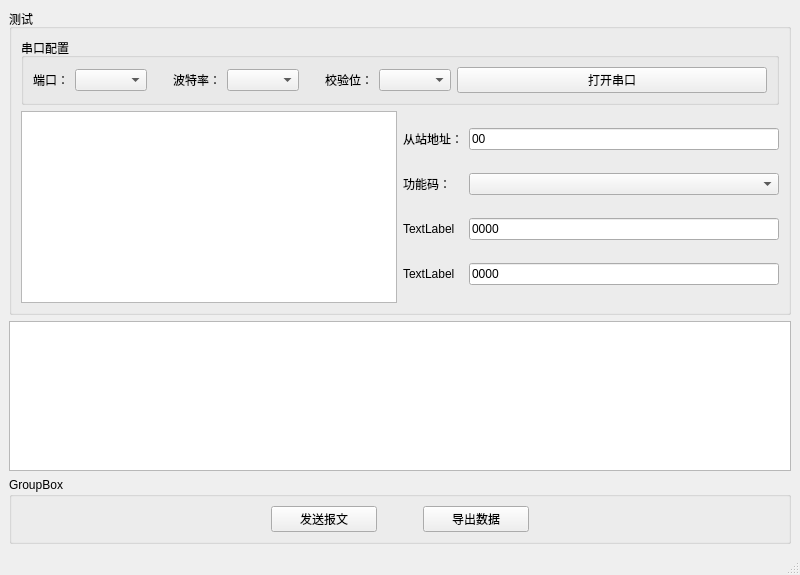
The window that mainwindow.ui (LysanderT/Modbus-Client-App) describes before a commit, drawn with Qt 5.
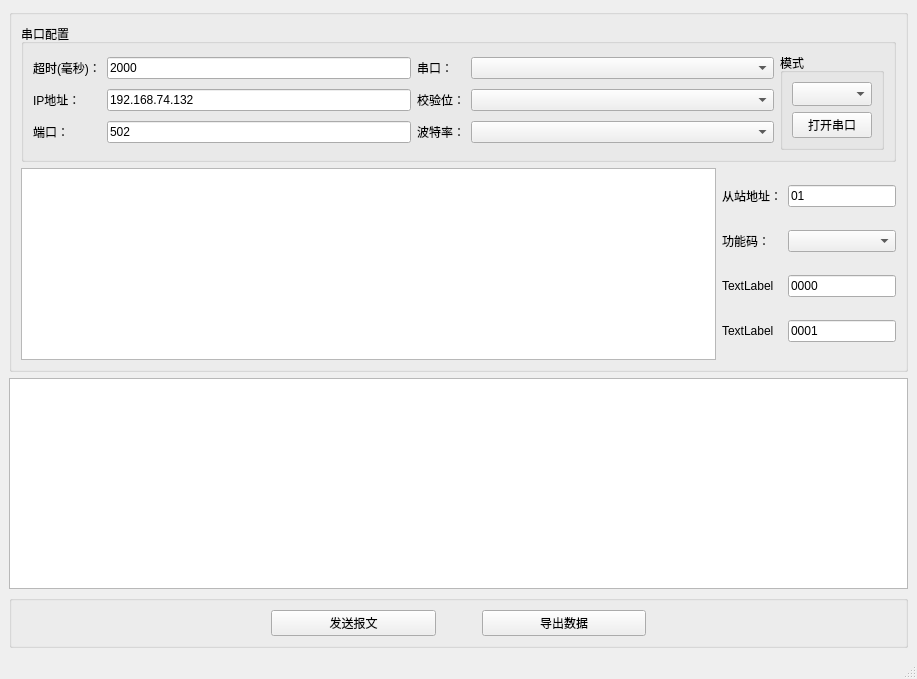
The same window after the commit.

Commit message: add tcp mode

The edit to the form file:
```diff
--- a/mainwindow.ui
+++ b/mainwindow.ui
@@ -6,19 +6,148 @@
    <rect>
     <x>0</x>
     <y>0</y>
-    <width>800</width>
-    <height>537</height>
+    <width>917</width>
+    <height>679</height>
    </rect>
   </property>
+  <property name="sizePolicy">
+   <sizepolicy hsizetype="Minimum" vsizetype="Preferred">
+    <horstretch>0</horstretch>
+    <verstretch>0</verstretch>
+   </sizepolicy>
+  </property>
   <property name="windowTitle">
    <string>MainWindow</string>
   </property>
   <widget class="QWidget" name="centralwidget">
    <layout class="QGridLayout" name="gridLayout">
+    <item row="5" column="2">
+     <widget class="QTableView" name="tableView">
+      <property name="sizePolicy">
+       <sizepolicy hsizetype="Expanding" vsizetype="Preferred">
+        <horstretch>0</horstretch>
+        <verstretch>0</verstretch>
+       </sizepolicy>
+      </property>
+      <property name="minimumSize">
+       <size>
+        <width>0</width>
+        <height>150</height>
+       </size>
+      </property>
+      <property name="verticalScrollBarPolicy">
+       <enum>Qt::ScrollBarAsNeeded</enum>
+      </property>
+      <property name="sizeAdjustPolicy">
+       <enum>QAbstractScrollArea::AdjustToContents</enum>
+      </property>
+      <property name="textElideMode">
+       <enum>Qt::ElideMiddle</enum>
+      </property>
+     </widget>
+    </item>
+    <item row="7" column="2">
+     <widget class="QGroupBox" name="groupBox_4">
+      <property name="sizePolicy">
+       <sizepolicy hsizetype="MinimumExpanding" vsizetype="Fixed">
+        <horstretch>0</horstretch>
+        <verstretch>0</verstretch>
+       </sizepolicy>
+      </property>
+      <property name="title">
+       <string/>
+      </property>
+      <layout class="QHBoxLayout" name="horizontalLayout_4">
+       <item>
+        <spacer name="horizontalSpacer_2">
+         <property name="orientation">
+          <enum>Qt::Horizontal</enum>
+         </property>
+         <property name="sizeType">
+          <enum>QSizePolicy::Fixed</enum>
+         </property>
+         <property name="sizeHint" stdset="0">
+          <size>
+           <width>250</width>
+           <height>20</height>
+          </size>
+         </property>
+        </spacer>
+       </item>
+       <item>
+        <widget class="QPushButton" name="ModbusButton">
+         <property name="sizePolicy">
+          <sizepolicy hsizetype="Preferred" vsizetype="Fixed">
+           <horstretch>0</horstretch>
+           <verstretch>0</verstretch>
+          </sizepolicy>
+         </property>
+         <property name="text">
+          <string>发送报文</string>
+         </property>
+        </widget>
+       </item>
+       <item>
+        <spacer name="horizontalSpacer">
+         <property name="orientation">
+          <enum>Qt::Horizontal</enum>
+         </property>
+         <property name="sizeType">
+          <enum>QSizePolicy::Fixed</enum>
+         </property>
+         <property name="sizeHint" stdset="0">
+          <size>
+           <width>40</width>
+           <height>20</height>
+          </size>
+         </property>
+        </spacer>
+       </item>
+       <item>
+        <widget class="QPushButton" name="DataButton">
+         <property name="sizePolicy">
+          <sizepolicy hsizetype="Preferred" vsizetype="Fixed">
+           <horstretch>0</horstretch>
+           <verstretch>0</verstretch>
+          </sizepolicy>
+         </property>
+         <property name="text">
+          <string>导出数据</string>
+         </property>
+         <property name="autoDefault">
+          <bool>false</bool>
+         </property>
+         <property name="default">
+          <bool>false</bool>
+         </property>
+         <property name="flat">
+          <bool>false</bool>
+         </property>
+        </widget>
+       </item>
+       <item>
+        <spacer name="horizontalSpacer_3">
+         <property name="orientation">
+          <enum>Qt::Horizontal</enum>
+         </property>
+         <property name="sizeType">
+          <enum>QSizePolicy::Fixed</enum>
+         </property>
+         <property name="sizeHint" stdset="0">
+          <size>
+           <width>250</width>
+           <height>20</height>
+          </size>
+         </property>
+        </spacer>
+       </item>
+      </layout>
+     </widget>
+    </item>
     <item row="1" column="2">
      <widget class="QGroupBox" name="groupBox_2">
       <property name="title">
-       <string>测试</string>
+       <string/>
       </property>
       <layout class="QGridLayout" name="gridLayout_2">
        <item row="1" column="0" colspan="2">
@@ -26,23 +155,54 @@
          <property name="title">
           <string>串口配置</string>
          </property>
-         <layout class="QHBoxLayout" name="horizontalLayout_3">
-          <item>
-           <layout class="QHBoxLayout" name="horizontalLayout_2">
-            <item>
-             <widget class="QLabel" name="label_1">
-              <property name="sizePolicy">
-               <sizepolicy hsizetype="Fixed" vsizetype="Fixed">
-                <horstretch>0</horstretch>
-                <verstretch>0</verstretch>
-               </sizepolicy>
-              </property>
-              <property name="text">
-               <string>端口：</string>
-              </property>
-             </widget>
-            </item>
-            <item>
+         <layout class="QGridLayout" name="gridLayout_3">
+          <item row="0" column="1">
+           <widget class="QGroupBox" name="groupBox_3">
+            <property name="sizePolicy">
+             <sizepolicy hsizetype="Maximum" vsizetype="Preferred">
+              <horstretch>0</horstretch>
+              <verstretch>0</verstretch>
+             </sizepolicy>
+            </property>
+            <property name="title">
+             <string>模式</string>
+            </property>
+            <layout class="QVBoxLayout" name="verticalLayout_2">
+             <item>
+              <widget class="QComboBox" name="comboBox_mode">
+               <property name="sizePolicy">
+                <sizepolicy hsizetype="Preferred" vsizetype="Fixed">
+                 <horstretch>0</horstretch>
+                 <verstretch>0</verstretch>
+                </sizepolicy>
+               </property>
+               <property name="sizeAdjustPolicy">
+                <enum>QComboBox::AdjustToMinimumContentsLengthWithIcon</enum>
+               </property>
+              </widget>
+             </item>
+             <item>
+              <widget class="QPushButton" name="PortButton">
+               <property name="sizePolicy">
+                <sizepolicy hsizetype="Fixed" vsizetype="Fixed">
+                 <horstretch>0</horstretch>
+                 <verstretch>0</verstretch>
+                </sizepolicy>
+               </property>
+               <property name="text">
+                <string>打开串口</string>
+               </property>
+              </widget>
+             </item>
+            </layout>
+           </widget>
+          </item>
+          <item row="0" column="0">
+           <layout class="QGridLayout" name="gridLayout_4">
+            <property name="sizeConstraint">
+             <enum>QLayout::SetDefaultConstraint</enum>
+            </property>
+            <item row="0" column="3">
              <widget class="QComboBox" name="comboBox_port">
               <property name="sizeAdjustPolicy">
                <enum>QComboBox::AdjustToContentsOnFirstShow</enum>
@@ -55,59 +215,14 @@
               </property>
              </widget>
             </item>
-            <item>
-             <spacer name="horizontalSpacer_4">
-              <property name="orientation">
-               <enum>Qt::Horizontal</enum>
-              </property>
-              <property name="sizeType">
-               <enum>QSizePolicy::Minimum</enum>
-              </property>
-              <property name="sizeHint" stdset="0">
-               <size>
-                <width>20</width>
-                <height>20</height>
-               </size>
-              </property>
-             </spacer>
-            </item>
-            <item>
-             <widget class="QLabel" name="label_2">
-              <property name="sizePolicy">
-               <sizepolicy hsizetype="Fixed" vsizetype="Fixed">
-                <horstretch>0</horstretch>
-                <verstretch>0</verstretch>
-               </sizepolicy>
-              </property>
+            <item row="2" column="0">
+             <widget class="QLabel" name="label_7">
               <property name="text">
-               <string>波特率：</string>
+               <string>端口：</string>
               </property>
              </widget>
             </item>
-            <item>
-             <widget class="QComboBox" name="comboBox_baudRate">
-              <property name="sizeAdjustPolicy">
-               <enum>QComboBox::AdjustToContentsOnFirstShow</enum>
-              </property>
-             </widget>
-            </item>
-            <item>
-             <spacer name="horizontalSpacer_5">
-              <property name="orientation">
-               <enum>Qt::Horizontal</enum>
-              </property>
-              <property name="sizeType">
-               <enum>QSizePolicy::Minimum</enum>
-              </property>
-              <property name="sizeHint" stdset="0">
-               <size>
-                <width>20</width>
-                <height>20</height>
-               </size>
-              </property>
-             </spacer>
-            </item>
-            <item>
+            <item row="1" column="2">
              <widget class="QLabel" name="label_3">
               <property name="sizePolicy">
                <sizepolicy hsizetype="Fixed" vsizetype="Fixed">
@@ -120,44 +235,108 @@
               </property>
              </widget>
             </item>
-            <item>
+            <item row="2" column="3">
+             <widget class="QComboBox" name="comboBox_baudRate">
+              <property name="sizeAdjustPolicy">
+               <enum>QComboBox::AdjustToContentsOnFirstShow</enum>
+              </property>
+             </widget>
+            </item>
+            <item row="1" column="0">
+             <widget class="QLabel" name="label_6">
+              <property name="text">
+               <string>IP地址：</string>
+              </property>
+             </widget>
+            </item>
+            <item row="1" column="3">
              <widget class="QComboBox" name="comboBox_parity"/>
             </item>
+            <item row="2" column="2">
+             <widget class="QLabel" name="label_2">
+              <property name="sizePolicy">
+               <sizepolicy hsizetype="Fixed" vsizetype="Fixed">
+                <horstretch>0</horstretch>
+                <verstretch>0</verstretch>
+               </sizepolicy>
+              </property>
+              <property name="text">
+               <string>波特率：</string>
+              </property>
+             </widget>
+            </item>
+            <item row="1" column="1">
+             <widget class="QLineEdit" name="lineEdit_address">
+              <property name="sizePolicy">
+               <sizepolicy hsizetype="Preferred" vsizetype="Fixed">
+                <horstretch>0</horstretch>
+                <verstretch>0</verstretch>
+               </sizepolicy>
+              </property>
+              <property name="text">
+               <string>192.168.74.132</string>
+              </property>
+             </widget>
+            </item>
+            <item row="0" column="2">
+             <widget class="QLabel" name="label_1">
+              <property name="sizePolicy">
+               <sizepolicy hsizetype="Fixed" vsizetype="Fixed">
+                <horstretch>0</horstretch>
+                <verstretch>0</verstretch>
+               </sizepolicy>
+              </property>
+              <property name="text">
+               <string>串口：</string>
+              </property>
+             </widget>
+            </item>
+            <item row="2" column="1">
+             <widget class="QLineEdit" name="lineEdit_port">
+              <property name="sizePolicy">
+               <sizepolicy hsizetype="Preferred" vsizetype="Fixed">
+                <horstretch>0</horstretch>
+                <verstretch>0</verstretch>
+               </sizepolicy>
+              </property>
+              <property name="text">
+               <string>502</string>
+              </property>
+             </widget>
+            </item>
+            <item row="0" column="0">
+             <widget class="QLabel" name="label_5">
+              <property name="sizePolicy">
+               <sizepolicy hsizetype="Fixed" vsizetype="Fixed">
+                <horstretch>0</horstretch>
+                <verstretch>0</verstretch>
+               </sizepolicy>
+              </property>
+              <property name="text">
+               <string>超时(毫秒)：</string>
+              </property>
+             </widget>
+            </item>
+            <item row="0" column="1">
+             <widget class="QLineEdit" name="lineEdit_delay">
+              <property name="sizePolicy">
+               <sizepolicy hsizetype="Preferred" vsizetype="Fixed">
+                <horstretch>0</horstretch>
+                <verstretch>0</verstretch>
+               </sizepolicy>
+              </property>
+              <property name="text">
+               <string>2000</string>
+              </property>
+             </widget>
+            </item>
            </layout>
           </item>
-          <item>
-           <widget class="QPushButton" name="PortButton">
-            <property name="text">
-             <string>打开串口</string>
-            </property>
-           </widget>
-          </item>
          </layout>
         </widget>
        </item>
        <item row="2" column="1">
-        <layout class="QGridLayout" name="gridLayout_3">
-         <item row="0" column="0">
-          <widget class="QLabel" name="label">
-           <property name="text">
-            <string>从站地址：</string>
-           </property>
-          </widget>
-         </item>
-         <item row="0" column="1">
-          <widget class="QLineEdit" name="lineEdit_slave">
-           <property name="text">
-            <string>00</string>
-           </property>
-          </widget>
-         </item>
-         <item row="1" column="0">
-          <widget class="QLabel" name="label_4">
-           <property name="text">
-            <string>功能码：</string>
-           </property>
-          </widget>
-         </item>
+        <layout class="QGridLayout" name="continuous_address">
          <item row="1" column="1">
           <widget class="QComboBox" name="comboBox_func">
            <property name="sizeAdjustPolicy">
@@ -165,15 +344,53 @@
            </property>
           </widget>
          </item>
+         <item row="3" column="1">
+          <widget class="QLineEdit" name="lineEdit_y">
+           <property name="sizePolicy">
+            <sizepolicy hsizetype="Preferred" vsizetype="Fixed">
+             <horstretch>0</horstretch>
+             <verstretch>0</verstretch>
+            </sizepolicy>
+           </property>
+           <property name="text">
+            <string>0001</string>
+           </property>
+          </widget>
+         </item>
          <item row="2" column="0">
           <widget class="QLabel" name="label_x">
+           <property name="sizePolicy">
+            <sizepolicy hsizetype="Fixed" vsizetype="Preferred">
+             <horstretch>0</horstretch>
+             <verstretch>0</verstretch>
+            </sizepolicy>
+           </property>
            <property name="text">
             <string>TextLabel</string>
            </property>
           </widget>
          </item>
+         <item row="1" column="0">
+          <widget class="QLabel" name="label_4">
+           <property name="sizePolicy">
+            <sizepolicy hsizetype="Fixed" vsizetype="Preferred">
+             <horstretch>0</horstretch>
+             <verstretch>0</verstretch>
+            </sizepolicy>
+           </property>
+           <property name="text">
+            <string>功能码：</string>
+           </property>
+          </widget>
+         </item>
          <item row="2" column="1">
           <widget class="QLineEdit" name="lineEdit_x">
+           <property name="sizePolicy">
+            <sizepolicy hsizetype="Preferred" vsizetype="Fixed">
+             <horstretch>0</horstretch>
+             <verstretch>0</verstretch>
+            </sizepolicy>
+           </property>
            <property name="text">
             <string>0000</string>
            </property>
@@ -181,15 +398,40 @@
          </item>
          <item row="3" column="0">
           <widget class="QLabel" name="label_y">
+           <property name="sizePolicy">
+            <sizepolicy hsizetype="Fixed" vsizetype="Preferred">
+             <horstretch>0</horstretch>
+             <verstretch>0</verstretch>
+            </sizepolicy>
+           </property>
            <property name="text">
             <string>TextLabel</string>
            </property>
           </widget>
          </item>
-         <item row="3" column="1">
-          <widget class="QLineEdit" name="lineEdit_y">
+         <item row="0" column="1">
+          <widget class="QLineEdit" name="lineEdit_slave">
+           <property name="sizePolicy">
+            <sizepolicy hsizetype="Fixed" vsizetype="Fixed">
+             <horstretch>0</horstretch>
+             <verstretch>0</verstretch>
+            </sizepolicy>
+           </property>
            <property name="text">
-            <string>0000</string>
+            <string>01</string>
+           </property>
+          </widget>
+         </item>
+         <item row="0" column="0">
+          <widget class="QLabel" name="label">
+           <property name="sizePolicy">
+            <sizepolicy hsizetype="Fixed" vsizetype="Preferred">
+             <horstretch>0</horstretch>
+             <verstretch>0</verstretch>
+            </sizepolicy>
+           </property>
+           <property name="text">
+            <string>从站地址：</string>
            </property>
           </widget>
          </item>
@@ -214,129 +456,6 @@
       </layout>
      </widget>
     </item>
-    <item row="7" column="2">
-     <widget class="QGroupBox" name="groupBox_4">
-      <property name="sizePolicy">
-       <sizepolicy hsizetype="MinimumExpanding" vsizetype="Fixed">
-        <horstretch>0</horstretch>
-        <verstretch>0</verstretch>
-       </sizepolicy>
-      </property>
-      <property name="title">
-       <string>GroupBox</string>
-      </property>
-      <layout class="QHBoxLayout" name="horizontalLayout_4">
-       <item>
-        <spacer name="horizontalSpacer_2">
-         <property name="orientation">
-          <enum>Qt::Horizontal</enum>
-         </property>
-         <property name="sizeType">
-          <enum>QSizePolicy::Fixed</enum>
-         </property>
-         <property name="sizeHint" stdset="0">
-          <size>
-           <width>250</width>
-           <height>20</height>
-          </size>
-         </property>
-        </spacer>
-       </item>
-       <item>
-        <widget class="QPushButton" name="ModbusButton">
-         <property name="sizePolicy">
-          <sizepolicy hsizetype="Preferred" vsizetype="Fixed">
-           <horstretch>0</horstretch>
-           <verstretch>0</verstretch>
-          </sizepolicy>
-         </property>
-         <property name="text">
-          <string>发送报文</string>
-         </property>
-        </widget>
-       </item>
-       <item>
-        <spacer name="horizontalSpacer">
-         <property name="orientation">
-          <enum>Qt::Horizontal</enum>
-         </property>
-         <property name="sizeType">
-          <enum>QSizePolicy::Fixed</enum>
-         </property>
-         <property name="sizeHint" stdset="0">
-          <size>
-           <width>40</width>
-           <height>20</height>
-          </size>
-         </property>
-        </spacer>
-       </item>
-       <item>
-        <widget class="QPushButton" name="DataButton">
-         <property name="sizePolicy">
-          <sizepolicy hsizetype="Preferred" vsizetype="Fixed">
-           <horstretch>0</horstretch>
-           <verstretch>0</verstretch>
-          </sizepolicy>
-         </property>
-         <property name="text">
-          <string>导出数据</string>
-         </property>
-         <property name="autoDefault">
-          <bool>false</bool>
-         </property>
-         <property name="default">
-          <bool>false</bool>
-         </property>
-         <property name="flat">
-          <bool>false</bool>
-         </property>
-        </widget>
-       </item>
-       <item>
-        <spacer name="horizontalSpacer_3">
-         <property name="orientation">
-          <enum>Qt::Horizontal</enum>
-         </property>
-         <property name="sizeType">
-          <enum>QSizePolicy::Fixed</enum>
-         </property>
-         <property name="sizeHint" stdset="0">
-          <size>
-           <width>250</width>
-           <height>20</height>
-          </size>
-         </property>
-        </spacer>
-       </item>
-      </layout>
-     </widget>
-    </item>
-    <item row="5" column="2">
-     <widget class="QTableView" name="tableView">
-      <property name="sizePolicy">
-       <sizepolicy hsizetype="Expanding" vsizetype="Preferred">
-        <horstretch>0</horstretch>
-        <verstretch>0</verstretch>
-       </sizepolicy>
-      </property>
-      <property name="minimumSize">
-       <size>
-        <width>0</width>
-        <height>150</height>
-       </size>
-      </property>
-      <property name="verticalScrollBarPolicy">
-       <enum>Qt::ScrollBarAsNeeded</enum>
-      </property>
-      <property name="sizeAdjustPolicy">
-       <enum>QAbstractScrollArea::AdjustToContents</enum>
-      </property>
-      <property name="textElideMode">
-       <enum>Qt::ElideMiddle</enum>
-      </property>
-     </widget>
-    </item>
    </layout>
   </widget>
   <widget class="QMenuBar" name="menubar">
```
Left out of the diff: 2 changed lines with no effect on the pictures. The commit also changes 4 other files.
